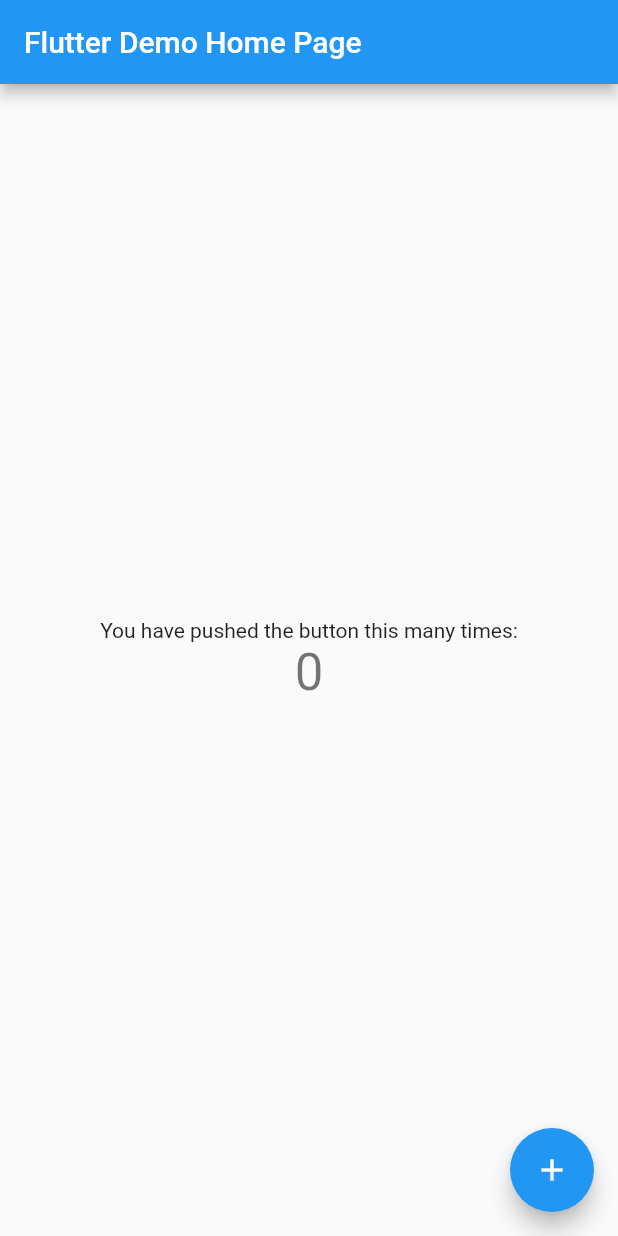
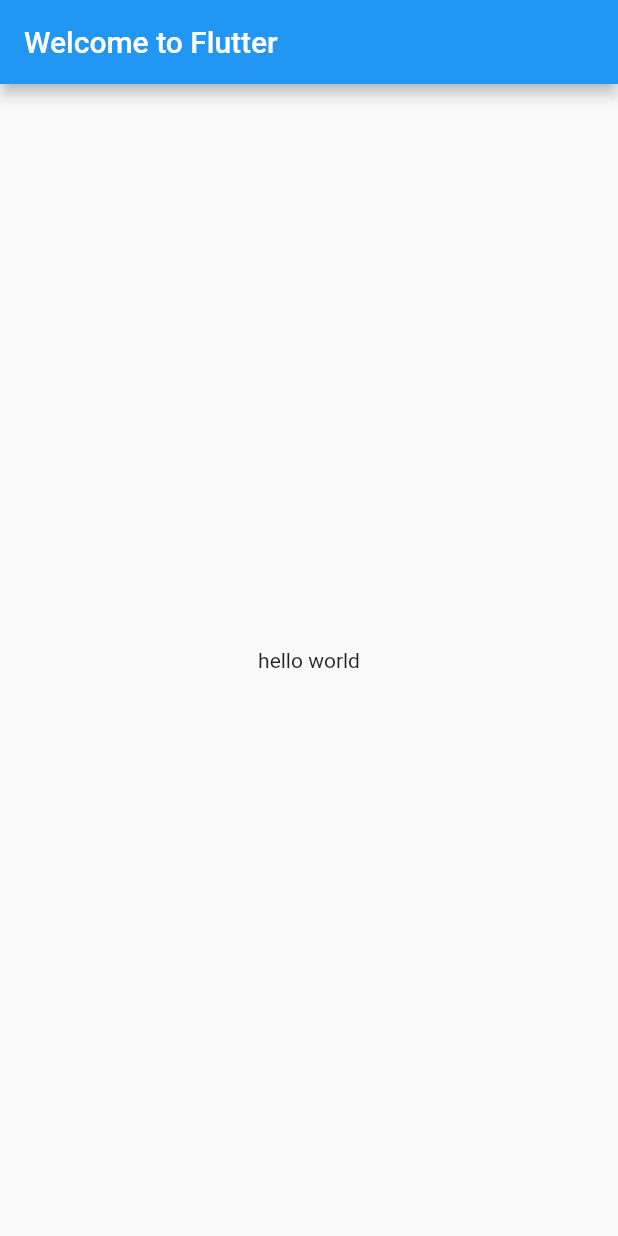
Before and after one commit to mikexfreeze/pet_planet_flutter, a Flutter app: the screen it shows after launch, on a phone screen of 412 x 824 dp. Run offline on Flutter 3.47's test engine with Material 2 defaults, Android fonts, the phone set to English and light mode, and no system bars.

```diff
--- /dev/null
+++ b/lib/data/app_options.dart
@@ -0,0 +1,277 @@
+// Copyright 2019 The Flutter team. All rights reserved.
+// Use of this source code is governed by a BSD-style license that can be
+// found in the LICENSE file.
+
+import 'dart:async';
+import 'dart:io' show Platform;
+
+import 'package:flutter/foundation.dart';
+import 'package:flutter/material.dart';
+import 'package:flutter/scheduler.dart' show timeDilation;
+import 'package:flutter/services.dart' show SystemChrome, SystemUiOverlayStyle;
+import 'package:petplanet/constants.dart';
+
+enum CustomTextDirection {
+  localeBased,
+  ltr,
+  rtl,
+}
+
+// See http://en.wikipedia.org/wiki/Right-to-left
+const List<String> rtlLanguages = <String>[
+  'ar', // Arabic
+  'fa', // Farsi
+  'he', // Hebrew
+  'ps', // Pashto
+  'ur', // Urdu
+];
+
+// Fake locale to represent the system Locale option.
+const systemLocaleOption = Locale('system');
+
+Locale _deviceLocale;
+Locale get deviceLocale => _deviceLocale;
+set deviceLocale(Locale locale) {
+  _deviceLocale ??= locale;
+}
+
+class AppOptions {
+  const AppOptions({
+    this.themeMode,
+    double textScaleFactor,
+    this.customTextDirection,
+    Locale locale,
+    this.timeDilation,
+    this.platform,
+    this.isTestMode,
+  })  : _textScaleFactor = textScaleFactor,
+        _locale = locale;
+
+  final ThemeMode themeMode;
+  final double _textScaleFactor;
+  final CustomTextDirection customTextDirection;
+  final Locale _locale;
+  final double timeDilation;
+  final TargetPlatform platform;
+  final bool isTestMode; // True for integration tests.
+
+  // We use a sentinel value to indicate the system text scale option. By
+  // default, return the actual text scale factor, otherwise return the
+  // sentinel value.
+  double textScaleFactor(BuildContext context, {bool useSentinel = false}) {
+    if (_textScaleFactor == systemTextScaleFactorOption) {
+      return useSentinel
+          ? systemTextScaleFactorOption
+          : MediaQuery.of(context).textScaleFactor;
+    } else {
+      return _textScaleFactor;
+    }
+  }
+
+  Locale get locale =>
+      _locale ??
+      deviceLocale ??
+      // TODO: When deviceLocale can be obtained on macOS, this won't be necessary
+      // https://github.com/flutter/flutter/issues/45343
+      (!kIsWeb && Platform.isMacOS ? const Locale('en', 'US') : null);
+
+  /// Returns the text direction based on the [CustomTextDirection] setting.
+  /// If the locale cannot be determined, returns null.
+  TextDirection textDirection() {
+    switch (customTextDirection) {
+      case CustomTextDirection.localeBased:
+        final language = locale?.languageCode?.toLowerCase();
+        if (language == null) return null;
+        return rtlLanguages.contains(language)
+            ? TextDirection.rtl
+            : TextDirection.ltr;
+      case CustomTextDirection.rtl:
+        return TextDirection.rtl;
+      default:
+        return TextDirection.ltr;
+    }
+  }
+
+  AppOptions copyWith({
+    ThemeMode themeMode,
+    double textScaleFactor,
+    CustomTextDirection customTextDirection,
+    Locale locale,
+    double timeDilation,
+    TargetPlatform platform,
+    bool isTestMode,
+  }) {
+    return AppOptions(
+      themeMode: themeMode ?? this.themeMode,
+      textScaleFactor: textScaleFactor ?? _textScaleFactor,
+      customTextDirection: customTextDirection ?? this.customTextDirection,
+      locale: locale ?? this.locale,
+      timeDilation: timeDilation ?? this.timeDilation,
+      platform: platform ?? this.platform,
+      isTestMode: isTestMode ?? this.isTestMode,
+    );
+  }
+
+  @override
+  bool operator ==(Object other) =>
+      other is AppOptions &&
+      themeMode == other.themeMode &&
+      _textScaleFactor == other._textScaleFactor &&
+      customTextDirection == other.customTextDirection &&
+      locale == other.locale &&
+      timeDilation == other.timeDilation &&
+      platform == other.platform &&
+      isTestMode == other.isTestMode;
+
+  @override
+  int get hashCode => hashValues(
+        themeMode,
+        _textScaleFactor,
+        customTextDirection,
+        locale,
+        timeDilation,
+        platform,
+        isTestMode,
+      );
+
+  static AppOptions of(BuildContext context) {
+    final scope =
+        context.dependOnInheritedWidgetOfExactType<_ModelBindingScope>();
+    return scope.modelBindingState.currentModel;
+  }
+
+  static void update(BuildContext context, AppOptions newModel) {
+    final scope =
+        context.dependOnInheritedWidgetOfExactType<_ModelBindingScope>();
+    scope.modelBindingState.updateModel(newModel);
+  }
+}
+
+// Applies text GalleryOptions to a widget
+class ApplyTextOptions extends StatelessWidget {
+  const ApplyTextOptions({@required this.child});
+
+  final Widget child;
+
+  @override
+  Widget build(BuildContext context) {
+    final options = AppOptions.of(context);
+    final textDirection = options.textDirection();
+    final textScaleFactor = options.textScaleFactor(context);
+
+    Widget widget = MediaQuery(
+      data: MediaQuery.of(context).copyWith(
+        textScaleFactor: textScaleFactor,
+      ),
+      child: child,
+    );
+    return textDirection == null
+        ? widget
+        : Directionality(
+            textDirection: textDirection,
+            child: widget,
+          );
+  }
+}
+
+// Everything below is boilerplate except code relating to time dilation and
+// theme changes.
+// See https://medium.com/flutter/managing-flutter-application-state-with-inheritedwidgets-1140452befe1
+
+class _ModelBindingScope extends InheritedWidget {
+  _ModelBindingScope({
+    Key key,
+    @required this.modelBindingState,
+    Widget child,
+  })  : assert(modelBindingState != null),
+        super(key: key, child: child);
+
+  final _ModelBindingState modelBindingState;
+
+  @override
+  bool updateShouldNotify(_ModelBindingScope oldWidget) => true;
+}
+
+class ModelBinding extends StatefulWidget {
+  ModelBinding({
+    Key key,
+    this.initialModel = const AppOptions(),
+    this.child,
+  })  : assert(initialModel != null), // TODO 此处表达式结构
+        super(key: key);
+
+  final AppOptions initialModel;
+  final Widget child;
+
+  @override
+  _ModelBindingState createState() => _ModelBindingState();
+}
+
+class _ModelBindingState extends State<ModelBinding> {
+  AppOptions currentModel;
+  Timer _timeDilationTimer;
+
+  @override
+  void initState() {
+    super.initState();
+    currentModel = widget.initialModel;
+  }
+
+  @override
+  void dispose() {
+    _timeDilationTimer?.cancel();
+    _timeDilationTimer = null;
+    super.dispose();
+  }
+
+  void handleTimeDilation(AppOptions newModel) {
+    if (currentModel.timeDilation != newModel.timeDilation) {
+      _timeDilationTimer?.cancel();
+      _timeDilationTimer = null;
+      if (newModel.timeDilation > 1) {
+        // We delay the time dilation change long enough that the user can see
+        // that UI has started reacting and then we slam on the brakes so that
+        // they see that the time is in fact now dilated.
+        _timeDilationTimer = Timer(const Duration(milliseconds: 150), () {
+          timeDilation = newModel.timeDilation;
+        });
+      } else {
+        timeDilation = newModel.timeDilation;
+      }
+    }
+  }
+
+  void handleThemeChange(AppOptions newModel) {
+    switch (newModel.themeMode) {
+      case ThemeMode.system:
+        final brightness = WidgetsBinding.instance.window.platformBrightness;
+        SystemChrome.setSystemUIOverlayStyle(brightness == Brightness.dark
+            ? SystemUiOverlayStyle.light
+            : SystemUiOverlayStyle.dark);
+        break;
+      case ThemeMode.light:
+        SystemChrome.setSystemUIOverlayStyle(SystemUiOverlayStyle.dark);
+        break;
+      case ThemeMode.dark:
+        SystemChrome.setSystemUIOverlayStyle(SystemUiOverlayStyle.light);
+    }
+  }
+
+  void updateModel(AppOptions newModel) {
+    if (newModel != currentModel) {
+      handleTimeDilation(newModel);
+      handleThemeChange(newModel);
+      setState(() {
+        currentModel = newModel;
+      });
+    }
+  }
+
+  @override
+  Widget build(BuildContext context) {
+    return _ModelBindingScope(
+      modelBindingState: this,
+      child: widget.child,
+    );
+  }
+}
--- a/lib/main.dart
+++ b/lib/main.dart
@@ -1,111 +1,47 @@
 import 'package:flutter/material.dart';
+import 'package:petplanet/data/app_options.dart';
 
-void main() => runApp(MyApp());
+void main() {
+  runApp(PetPlanetApp());
+}
 
-class MyApp extends StatelessWidget {
+class PetPlanetApp extends StatelessWidget {
+  const PetPlanetApp({
+    Key key,
+    this.initialRoute,
+    this.isTestMode = false,
+  }) : super(key: key);
+
+  final bool isTestMode;
+  final String initialRoute;
+
   // This widget is the root of your application.
   @override
   Widget build(BuildContext context) {
-    return MaterialApp(
-      title: 'Flutter Demo',
-      theme: ThemeData(
-        // This is the theme of your application.
-        //
-        // Try running your application with "flutter run". You'll see the
-        // application has a blue toolbar. Then, without quitting the app, try
-        // changing the primarySwatch below to Colors.green and then invoke
-        // "hot reload" (press "r" in the console where you ran "flutter run",
-        // or simply save your changes to "hot reload" in a Flutter IDE).
-        // Notice that the counter didn't reset back to zero; the application
-        // is not restarted.
-        primarySwatch: Colors.blue,
-      ),
-      home: MyHomePage(title: 'Flutter Demo Home Page'),
+    return ModelBinding(
+      initialModel: AppOptions(),
+      child: Builder(
+        builder: (context){
+          return AppTemp();
+        }
+      )
     );
   }
 }
 
-class MyHomePage extends StatefulWidget {
-  MyHomePage({Key key, this.title}) : super(key: key);
-
-  // This widget is the home page of your application. It is stateful, meaning
-  // that it has a State object (defined below) that contains fields that affect
-  // how it looks.
-
-  // This class is the configuration for the state. It holds the values (in this
-  // case the title) provided by the parent (in this case the App widget) and
-  // used by the build method of the State. Fields in a Widget subclass are
-  // always marked "final".
-
-  final String title;
-
-  @override
-  _MyHomePageState createState() => _MyHomePageState();
-}
-
-class _MyHomePageState extends State<MyHomePage> {
-  int _counter = 0;
-
-  void _incrementCounter() {
-    setState(() {
-      // This call to setState tells the Flutter framework that something has
-      // changed in this State, which causes it to rerun the build method below
-      // so that the display can reflect the updated values. If we changed
-      // _counter without calling setState(), then the build method would not be
-      // called again, and so nothing would appear to happen.
-      _counter++;
-    });
-  }
-
-  @override
-  Widget build(BuildContext context) {
-    // This method is rerun every time setState is called, for instance as done
-    // by the _incrementCounter method above.
-    //
-    // The Flutter framework has been optimized to make rerunning build methods
-    // fast, so that you can just rebuild anything that needs updating rather
-    // than having to individually change instances of widgets.
-    return Scaffold(
+AppTemp(){
+  return MaterialApp(
+    title: 'Pet Planet',
+    theme: ThemeData(
+//        primarySwatch: Colors.white,
+    ),
+    home: Scaffold(
       appBar: AppBar(
-        // Here we take the value from the MyHomePage object that was created by
-        // the App.build method, and use it to set our appbar title.
-        title: Text(widget.title),
+        title: Text('Welcome to Flutter'),
       ),
       body: Center(
-        // Center is a layout widget. It takes a single child and positions it
-        // in the middle of the parent.
-        child: Column(
-          // Column is also a layout widget. It takes a list of children and
-          // arranges them vertically. By default, it sizes itself to fit its
-          // children horizontally, and tries to be as tall as its parent.
-          //
-          // Invoke "debug painting" (press "p" in the console, choose the
-          // "Toggle Debug Paint" action from the Flutter Inspector in Android
-          // Studio, or the "Toggle Debug Paint" command in Visual Studio Code)
-          // to see the wireframe for each widget.
-          //
-          // Column has various properties to control how it sizes itself and
-          // how it positions its children. Here we use mainAxisAlignment to
-          // center the children vertically; the main axis here is the vertical
-          // axis because Columns are vertical (the cross axis would be
-          // horizontal).
-          mainAxisAlignment: MainAxisAlignment.center,
-          children: <Widget>[
-            Text(
-              'You have pushed the button this many times:',
-            ),
-            Text(
-              '$_counter',
-              style: Theme.of(context).textTheme.display1,
-            ),
-          ],
-        ),
+        child: Text('hello world'),
       ),
-      floatingActionButton: FloatingActionButton(
-        onPressed: _incrementCounter,
-        tooltip: 'Increment',
-        child: Icon(Icons.add),
-      ), // This trailing comma makes auto-formatting nicer for build methods.
-    );
-  }
+    ),
+  );
 }
```
Also changed, not shown: lib/constants.dart (added, +23 -0 lines), pubspec.lock, 1 other file.
